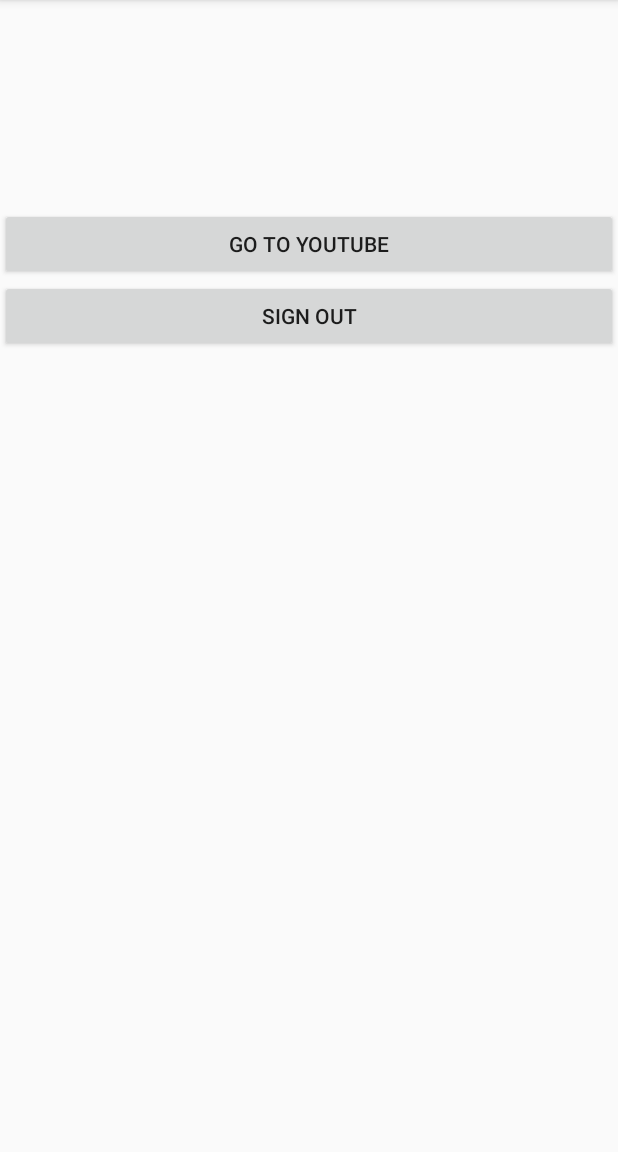
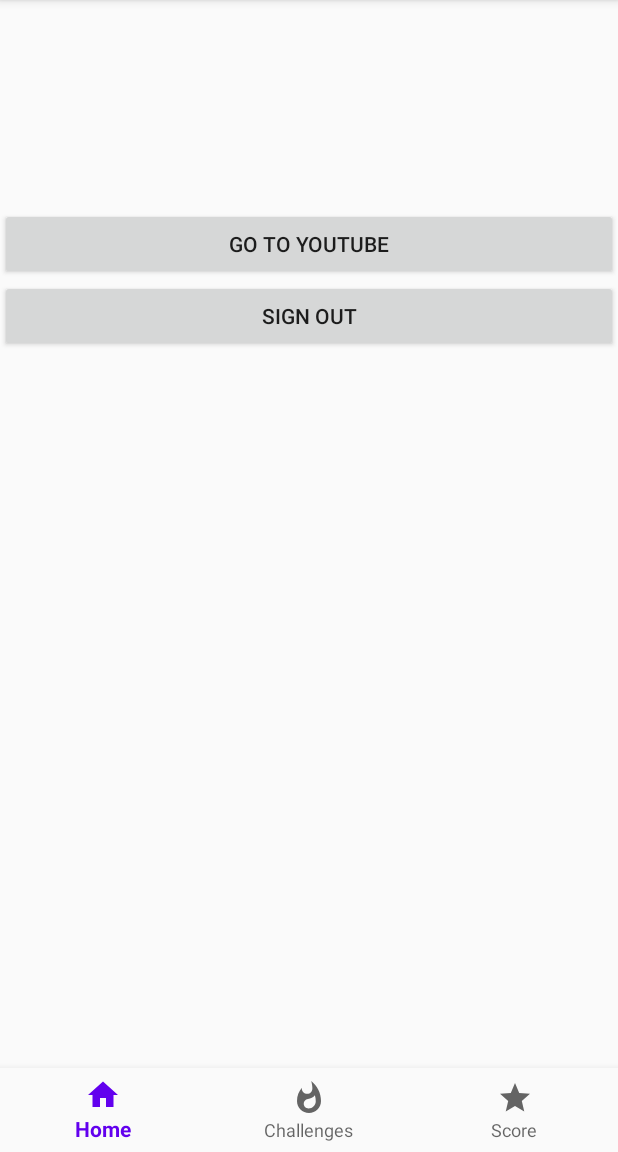
Before and after one commit to MaxJaq/Project_GREINER_JAQUARD, an Android app: the SecondActivity screen opened directly, with no data from a screen before it, on a phone screen of 412 x 824 dp, the part 84-1236 px from its top. Run offline under Robolectric (Android 15) with nearby library versions, the phone set to English and light mode, and no system bars.

Commit message:
Navigation Bar
Navigation Bar
Home > Challenges > Score

```diff
--- a/app/build.gradle
+++ b/app/build.gradle
@@ -45,5 +45,6 @@ dependencies {
     androidTestImplementation 'androidx.test.ext:junit:1.1.1'
     androidTestImplementation 'androidx.test.espresso:espresso-core:3.1.0'
     implementation files('libs/YouTubeAndroidPlayerApi.jar')
+    implementation 'com.google.android.material:material:1.0.0'
 
 }
--- a/app/src/main/AndroidManifest.xml
+++ b/app/src/main/AndroidManifest.xml
@@ -11,8 +11,7 @@
         android:roundIcon="@mipmap/ic_launcher_round"
         android:supportsRtl="true"
         android:theme="@style/AppTheme">
-
-
+        <activity android:name=".Score"></activity>
         <activity android:name=".SecondActivity" />
         <activity android:name=".YoutubeActivity" />
         <activity android:name=".MainActivity">
--- /dev/null
+++ b/app/src/main/res/drawable/ic_home_black_24dp.xml
@@ -0,0 +1,9 @@
+<vector xmlns:android="http://schemas.android.com/apk/res/android"
+        android:width="24dp"
+        android:height="24dp"
+        android:viewportWidth="24.0"
+        android:viewportHeight="24.0">
+    <path
+        android:fillColor="#FF000000"
+        android:pathData="M10,20v-6h4v6h5v-8h3L12,3 2,12h3v8z"/>
+</vector>
--- /dev/null
+++ b/app/src/main/res/drawable/ic_star_black_24dp.xml
@@ -0,0 +1,9 @@
+<vector xmlns:android="http://schemas.android.com/apk/res/android"
+        android:width="24dp"
+        android:height="24dp"
+        android:viewportWidth="24.0"
+        android:viewportHeight="24.0">
+    <path
+        android:fillColor="#FF000000"
+        android:pathData="M12,17.27L18.18,21l-1.64,-7.03L22,9.24l-7.19,-0.61L12,2 9.19,8.63 2,9.24l5.46,4.73L5.82,21z"/>
+</vector>
--- /dev/null
+++ b/app/src/main/res/drawable/ic_whatshot_black_24dp.xml
@@ -0,0 +1,9 @@
+<vector xmlns:android="http://schemas.android.com/apk/res/android"
+        android:width="24dp"
+        android:height="24dp"
+        android:viewportWidth="24.0"
+        android:viewportHeight="24.0">
+    <path
+        android:fillColor="#FF000000"
+        android:pathData="M13.5,0.67s0.74,2.65 0.74,4.8c0,2.06 -1.35,3.73 -3.41,3.73 -2.07,0 -3.63,-1.67 -3.63,-3.73l0.03,-0.36C5.21,7.51 4,10.62 4,14c0,4.42 3.58,8 8,8s8,-3.58 8,-8C20,8.61 17.41,3.8 13.5,0.67zM11.71,19c-1.78,0 -3.22,-1.4 -3.22,-3.14 0,-1.62 1.05,-2.76 2.81,-3.12 1.77,-0.36 3.6,-1.21 4.62,-2.58 0.39,1.29 0.59,2.65 0.59,4.04 0,2.65 -2.15,4.8 -4.8,4.8z"/>
+</vector>
--- a/app/src/main/res/layout/activity_second.xml
+++ b/app/src/main/res/layout/activity_second.xml
@@ -38,4 +38,13 @@
     android:layout_height="wrap_content"
     android:id="@+id/sign_out_button"></Button>
 
+<com.google.android.material.bottomnavigation.BottomNavigationView
+    android:layout_width="match_parent"
+    android:layout_height="wrap_content"
+    android:layout_alignParentBottom="true"
+    app:menu="@menu/bottom_navigation"
+    android:id="@+id/bottom_navigation"
+    android:background="?android:attr/windowBackground"
+ />
+
 </RelativeLayout>
--- /dev/null
+++ b/app/src/main/res/menu/bottom_navigation.xml
@@ -0,0 +1,22 @@
+<?xml version="1.0" encoding="utf-8"?>
+<menu xmlns:android="http://schemas.android.com/apk/res/android">
+
+
+    <item
+        android:id="@+id/nav_home"
+        android:icon="@drawable/ic_home_black_24dp"
+        android:title="Home" />
+
+    <item
+        android:id="@+id/nav_challenges"
+        android:icon="@drawable/ic_whatshot_black_24dp"
+        android:title="Challenges" />
+
+    <item
+        android:id="@+id/nav_score"
+        android:icon="@drawable/ic_star_black_24dp"
+        android:title="Score" />
+
+
+
+</menu>
--- /dev/null
+++ b/app/src/main/res/values/refs.xml
@@ -0,0 +1,2 @@
+<?xml version="1.0" encoding="utf-8"?>
+<resources></resources>
```
Also changed, not shown: app/src/main/java/com/esilv/project_greiner_jaquard/Score.java (added, +55 -0 lines), app/src/main/java/com/esilv/project_greiner_jaquard/SecondActivity.java (+44 -1 lines), app/src/main/java/com/esilv/project_greiner_jaquard/YoutubeActivity.java (+40 -0 lines), app/src/main/res/layout/activity_score.xml (added, +17 -0 lines).
